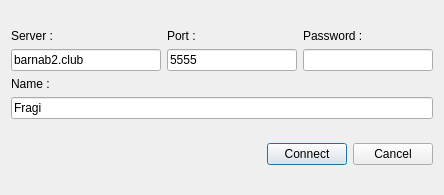
Before: the Qt Designer form connectiondialog.ui in Barnab2Studio/Barnabdio, drawn with Qt 5.
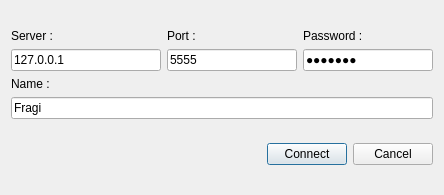
After: the same form once the commit is applied.

Diff of the .ui file:
```diff
--- a/connectiondialog.ui
+++ b/connectiondialog.ui
@@ -45,7 +45,7 @@
             <string/>
            </property>
            <property name="text">
-            <string>barnab2.club</string>
+            <string>127.0.0.1</string>
            </property>
           </widget>
          </item>
@@ -98,6 +98,9 @@
          </item>
          <item>
           <widget class="QLineEdit" name="PasswordInput">
+           <property name="text">
+            <string>merguez</string>
+           </property>
            <property name="echoMode">
             <enum>QLineEdit::Password</enum>
            </property>
```
